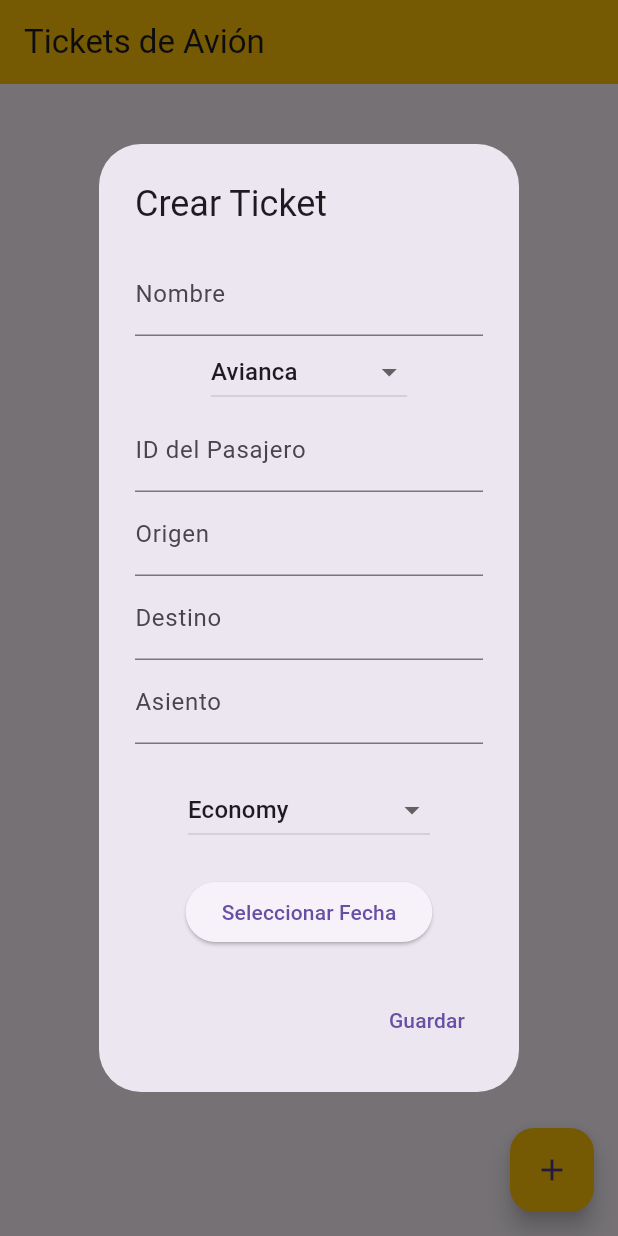
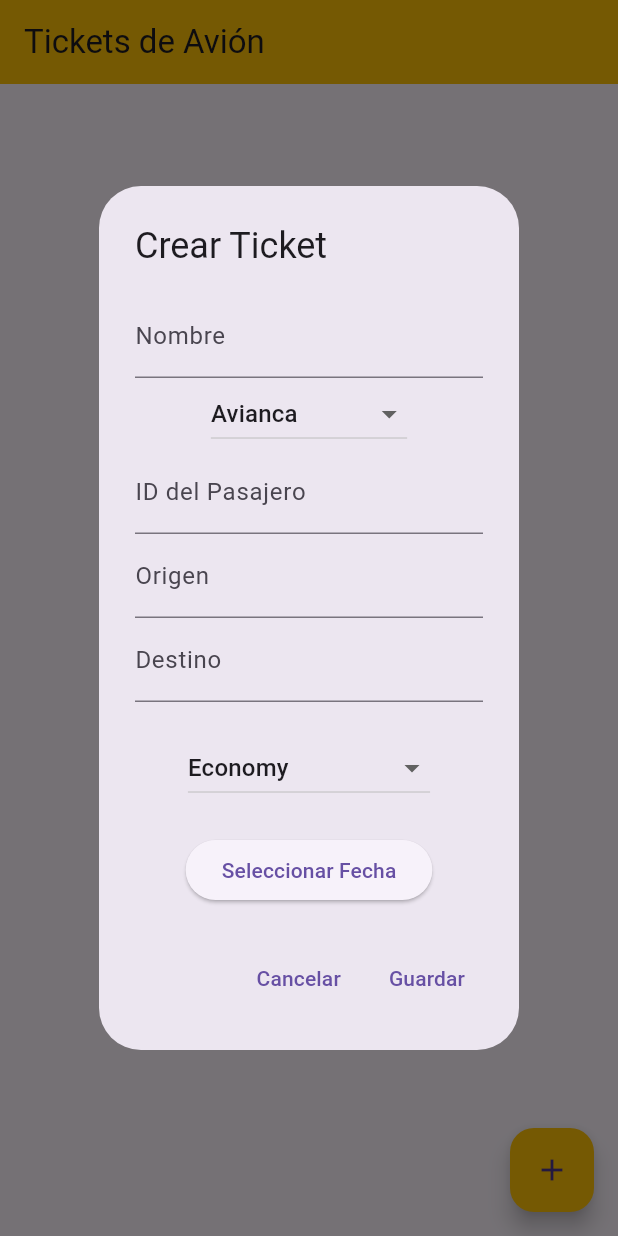
Before and after one commit to eliaswalton/examen2, a Flutter app: the screen it shows after launch, after a tap on the "add" icon, on a phone screen of 412 x 824 dp. Run offline on Flutter 3.47's test engine with Material 3 defaults, Android fonts, the phone set to English and light mode, and no system bars; our stand-ins replace cloud_firestore, firebase_core, go_router; accounts and stored records are empty.

Commit message:
utlimos detalles

```diff
--- a/dev/FlutterProjects2/examen2/lib/Domains/DetallesTickets.dart
+++ b/dev/FlutterProjects2/examen2/lib/Domains/DetallesTickets.dart
@@ -8,7 +8,7 @@ void showTicketDetails(BuildContext context, TicketAvion ticket) {
     context: context,
     builder: (context) {
       return AlertDialog(
-        title: const Text('Detalles del Ticket'),
+        title: const Text('Detalles del Vuelo'),
         content: SingleChildScrollView(
           child: Column(
             crossAxisAlignment: CrossAxisAlignment.start,
--- a/dev/FlutterProjects2/examen2/lib/Screens/TicketAvionScreen.dart
+++ b/dev/FlutterProjects2/examen2/lib/Screens/TicketAvionScreen.dart
@@ -164,10 +164,6 @@ class _TicketAvionScreenState extends State<TicketAvionScreen> {
                     onChanged: (value) => destino = value,
                     decoration: const InputDecoration(labelText: 'Destino'),
                   ),
-                    TextField(
-                      onChanged: (value) => asiento = value,
-                      decoration: const InputDecoration(labelText: 'Asiento'),
-                    ),
                   const SizedBox(height: 20),
                   DropdownButton<String>(
                     value: clase,
@@ -205,6 +201,12 @@ class _TicketAvionScreenState extends State<TicketAvionScreen> {
               ),
             ),
             actions: [
+              TextButton(
+                onPressed: () {
+                  Navigator.of(context).pop();
+                },
+                child: const Text('Cancelar'),
+              ),
               TextButton(
                 onPressed: () {
                   _firestore.collection('TicketAvion').add({
@@ -343,6 +345,12 @@ class _TicketAvionScreenState extends State<TicketAvionScreen> {
             actions: [
               TextButton(
                 onPressed: () {
+                  Navigator.of(context).pop();
+                },
+                child: const Text('Cancelar'),
+              ),
+              TextButton(
+                onPressed: () {
                   _firestore.collection('TicketAvion').doc(ticket.id).update({
                     'nombre': nombre,
                     'numeroVuelo': numeroVuelo,
```
Lines whose indentation alone changed are shown as unchanged.
